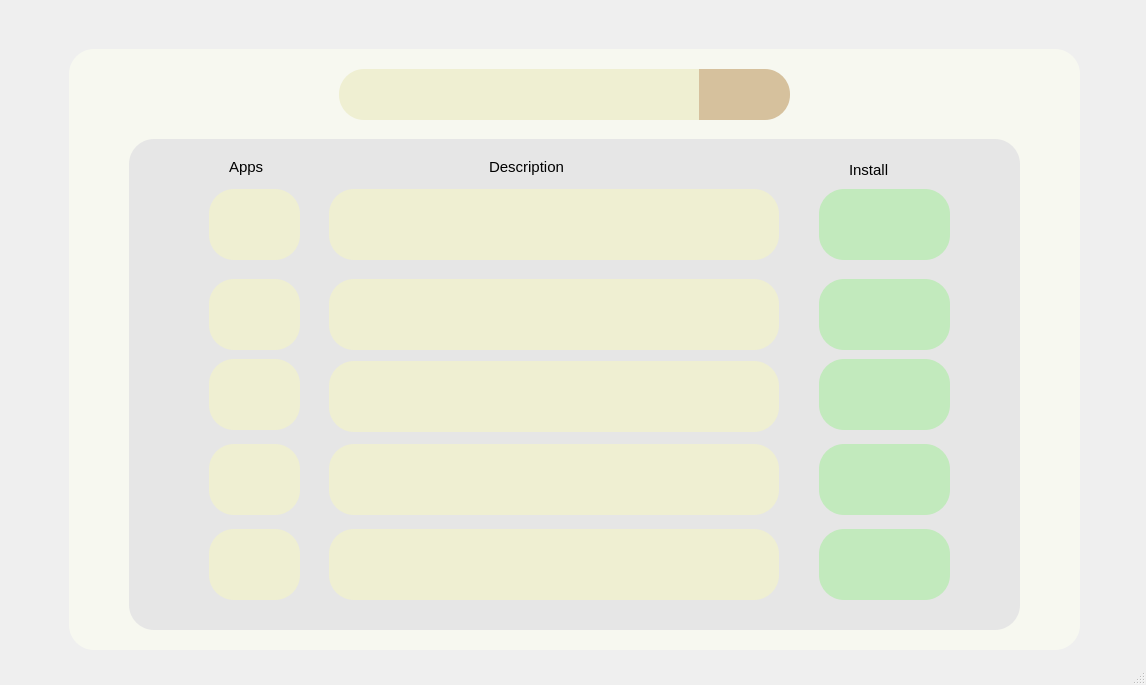
The window that scoopgui.ui (Fluorite-Apps/Fluorite-Store) describes before a commit, drawn with Qt 5.
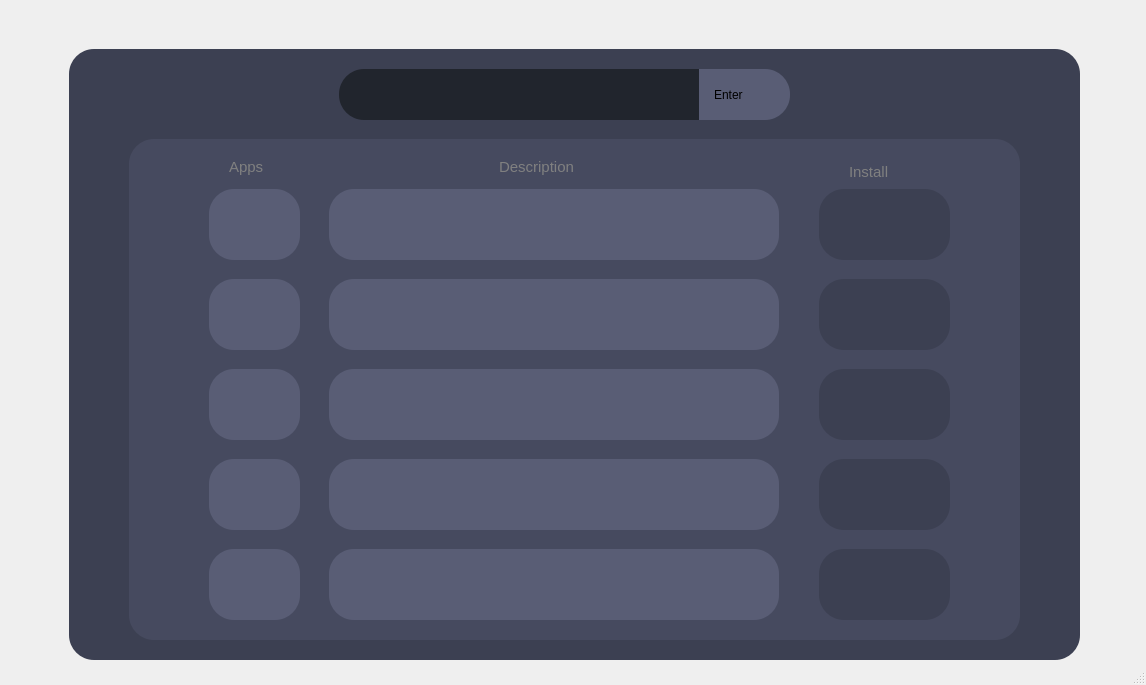
The same window after the commit. The open tabs and pages were chosen to show the change. Icons and pictures are not drawn.

Commit message:
finished fluorite design
bucket back button broken tho, no idea why

Patch:
```diff
--- a/scoopgui.ui
+++ b/scoopgui.ui
@@ -2130,14 +2130,11 @@
       </property>
       <property name="styleSheet">
        <string notr="true">QLabel {
-            color: yellow;
-			
-	background-color: rgb(239, 239, 210);
+			background-color: #21252d;
 			padding: 12px;
 			border-radius: 25px;
 			border-bottom: 30px shadow;
-        }
-</string>
+        }</string>
       </property>
       <property name="text">
        <string/>
@@ -2149,14 +2146,12 @@
         <x>60</x>
         <y>50</y>
         <width>1011</width>
-        <height>601</height>
+        <height>611</height>
        </rect>
       </property>
       <property name="styleSheet">
        <string notr="true">QLabel {
-            color: yellow;
-			
-	background-color: rgb(247, 248, 240);
+			background-color: #3C4052;
 			padding: 12px;
 			border-radius: 25px;
 			border-bottom: 30px shadow;
@@ -2176,7 +2171,7 @@
        </rect>
       </property>
       <property name="styleSheet">
-       <string notr="true"/>
+       <string notr="true">color: gray;</string>
       </property>
       <property name="frameShape">
        <enum>QFrame::NoFrame</enum>
@@ -2211,12 +2206,13 @@
         <x>120</x>
         <y>140</y>
         <width>891</width>
-        <height>491</height>
+        <height>501</height>
        </rect>
       </property>
       <property name="styleSheet">
        <string notr="true">QLabel {
-        	background-color: rgb(230, 230, 230);
+        	
+	background-color: rgb(70, 74, 95);
 			padding: 12px;
 			border-radius: 25px;
 			border-bottom: 30px shadow;
@@ -2237,8 +2233,9 @@
       </property>
       <property name="styleSheet">
        <string notr="true">QLabel {
-            color: yellow;
-			background-color: rgb(239, 239, 210);
+
+
+			background-color: #595D75;
 			padding: 12px;
 			border-radius: 25px;
 			border-bottom: 30px shadow;
@@ -2259,8 +2256,7 @@
       </property>
       <property name="styleSheet">
        <string notr="true">QLabel {
-            color: yellow;
-			background-color: rgb(239, 239, 210);
+			background-color: #595D75;
 			padding: 12px;
 			border-radius: 25px;
 			border-bottom: 30px shadow;
@@ -2274,15 +2270,14 @@
       <property name="geometry">
        <rect>
         <x>200</x>
-        <y>360</y>
+        <y>370</y>
         <width>91</width>
         <height>71</height>
        </rect>
       </property>
       <property name="styleSheet">
        <string notr="true">QLabel {
-            color: yellow;
-			background-color: rgb(239, 239, 210);
+			background-color: #595D75;
 			padding: 12px;
 			border-radius: 25px;
 			border-bottom: 30px shadow;
@@ -2296,15 +2291,14 @@
       <property name="geometry">
        <rect>
         <x>200</x>
-        <y>445</y>
+        <y>460</y>
         <width>91</width>
         <height>71</height>
        </rect>
       </property>
       <property name="styleSheet">
        <string notr="true">QLabel {
-            color: yellow;
-			background-color: rgb(239, 239, 210);
+			background-color: #595D75;
 			padding: 12px;
 			border-radius: 25px;
 			border-bottom: 30px shadow;
@@ -2318,15 +2312,14 @@
       <property name="geometry">
        <rect>
         <x>200</x>
-        <y>530</y>
+        <y>550</y>
         <width>91</width>
         <height>71</height>
        </rect>
       </property>
       <property name="styleSheet">
        <string notr="true">QLabel {
-            color: yellow;
-			background-color: rgb(239, 239, 210);
+			background-color: #595D75;
 			padding: 12px;
 			border-radius: 25px;
 			border-bottom: 30px shadow;
@@ -2347,14 +2340,11 @@
       </property>
       <property name="styleSheet">
        <string notr="true">QLabel {
-            color: yellow;
-			
-	background-color: rgb(239, 239, 210);
+			background-color: #595D75;
 			padding: 12px;
 			border-radius: 25px;
 			border-bottom: 30px shadow;
-        }
-</string>
+        }</string>
       </property>
       <property name="text">
        <string/>
@@ -2371,14 +2361,11 @@
       </property>
       <property name="styleSheet">
        <string notr="true">QLabel {
-            color: yellow;
-			
-	background-color: rgb(239, 239, 210);
+			background-color: #595D75;
 			padding: 12px;
 			border-radius: 25px;
 			border-bottom: 30px shadow;
-        }
-</string>
+        }</string>
       </property>
       <property name="text">
        <string/>
@@ -2388,21 +2375,18 @@
       <property name="geometry">
        <rect>
         <x>320</x>
-        <y>362</y>
+        <y>370</y>
         <width>450</width>
         <height>71</height>
        </rect>
       </property>
       <property name="styleSheet">
        <string notr="true">QLabel {
-            color: yellow;
-			
-	background-color: rgb(239, 239, 210);
+			background-color: #595D75;
 			padding: 12px;
 			border-radius: 25px;
 			border-bottom: 30px shadow;
-        }
-</string>
+        }</string>
       </property>
       <property name="text">
        <string/>
@@ -2412,21 +2396,18 @@
       <property name="geometry">
        <rect>
         <x>320</x>
-        <y>445</y>
+        <y>460</y>
         <width>450</width>
         <height>71</height>
        </rect>
       </property>
       <property name="styleSheet">
        <string notr="true">QLabel {
-            color: yellow;
-			
-	background-color: rgb(239, 239, 210);
+			background-color: #595D75;
 			padding: 12px;
 			border-radius: 25px;
 			border-bottom: 30px shadow;
-        }
-</string>
+        }</string>
       </property>
       <property name="text">
        <string/>
@@ -2436,21 +2417,18 @@
       <property name="geometry">
        <rect>
         <x>320</x>
-        <y>530</y>
+        <y>550</y>
         <width>450</width>
         <height>71</height>
        </rect>
       </property>
       <property name="styleSheet">
        <string notr="true">QLabel {
-            color: yellow;
-			
-	background-color: rgb(239, 239, 210);
+			background-color: #595D75;
 			padding: 12px;
 			border-radius: 25px;
 			border-bottom: 30px shadow;
-        }
-</string>
+        }</string>
       </property>
       <property name="text">
        <string/>
@@ -2467,9 +2445,7 @@
       </property>
       <property name="styleSheet">
        <string notr="true">QLabel {
-            color: yellow;
-			
-	background-color: rgb(194, 234, 189);
+			background-color: rgb(60, 64, 82);
 			padding: 12px;
 			border-radius: 25px;
 			border-bottom: 30px shadow;
@@ -2490,9 +2466,7 @@
       </property>
       <property name="styleSheet">
        <string notr="true">QLabel {
-            color: yellow;
-			
-	background-color: rgb(194, 234, 189);
+			background-color: rgb(60, 64, 82);
 			padding: 12px;
 			border-radius: 25px;
 			border-bottom: 30px shadow;
@@ -2506,16 +2480,14 @@
       <property name="geometry">
        <rect>
         <x>810</x>
-        <y>360</y>
+        <y>370</y>
         <width>131</width>
         <height>71</height>
        </rect>
       </property>
       <property name="styleSheet">
        <string notr="true">QLabel {
-            color: yellow;
-			
-	background-color: rgb(194, 234, 189);
+			background-color: rgb(60, 64, 82);
 			padding: 12px;
 			border-radius: 25px;
 			border-bottom: 30px shadow;
@@ -2529,16 +2501,14 @@
       <property name="geometry">
        <rect>
         <x>810</x>
-        <y>445</y>
+        <y>460</y>
         <width>131</width>
         <height>71</height>
        </rect>
       </property>
       <property name="styleSheet">
        <string notr="true">QLabel {
-            color: yellow;
-			
-	background-color: rgb(194, 234, 189);
+			background-color: rgb(60, 64, 82);
 			padding: 12px;
 			border-radius: 25px;
 			border-bottom: 30px shadow;
@@ -2552,16 +2522,14 @@
       <property name="geometry">
        <rect>
         <x>810</x>
-        <y>530</y>
+        <y>550</y>
         <width>131</width>
         <height>71</height>
        </rect>
       </property>
       <property name="styleSheet">
        <string notr="true">QLabel {
-            color: yellow;
-			
-	background-color: rgb(194, 234, 189);
+			background-color: rgb(60, 64, 82);
 			padding: 12px;
 			border-radius: 25px;
 			border-bottom: 30px shadow;
@@ -2586,7 +2554,7 @@
        </font>
       </property>
       <property name="styleSheet">
-       <string notr="true"/>
+       <string notr="true">color: gray</string>
       </property>
       <property name="text">
        <string>Apps</string>
@@ -2595,7 +2563,7 @@
      <widget class="QLabel" name="label_8">
       <property name="geometry">
        <rect>
-        <x>480</x>
+        <x>490</x>
         <y>160</y>
         <width>91</width>
         <height>16</height>
@@ -2607,7 +2575,7 @@
        </font>
       </property>
       <property name="styleSheet">
-       <string notr="true"/>
+       <string notr="true">color: gray</string>
       </property>
       <property name="text">
        <string>Description</string>
@@ -2617,7 +2585,7 @@
       <property name="geometry">
        <rect>
         <x>840</x>
-        <y>163</y>
+        <y>165</y>
         <width>91</width>
         <height>16</height>
        </rect>
@@ -2628,7 +2596,7 @@
        </font>
       </property>
       <property name="styleSheet">
-       <string notr="true"/>
+       <string notr="true">color: gray</string>
       </property>
       <property name="text">
        <string>Install</string>
@@ -2649,7 +2617,8 @@
       <property name="styleSheet">
        <string notr="true">QLabel {
 			
-			background-color: rgb(214, 193, 157);
+			
+	background-color: rgb(89, 93, 117);
 			padding: 12px;
 			border-bottom-right-radius: 25px;
 			border-top-right-radius: 25px;
@@ -2663,8 +2632,8 @@
      <widget class="QFrame" name="app_desc_frame_1">
       <property name="geometry">
        <rect>
-        <x>320</x>
-        <y>210</y>
+        <x>350</x>
+        <y>200</y>
         <width>391</width>
         <height>51</height>
        </rect>
@@ -2702,7 +2671,7 @@
      <widget class="QFrame" name="app_desc_frame_2">
       <property name="geometry">
        <rect>
-        <x>320</x>
+        <x>350</x>
         <y>290</y>
         <width>391</width>
         <height>51</height>
@@ -2741,8 +2710,8 @@
      <widget class="QFrame" name="app_desc_frame_3">
       <property name="geometry">
        <rect>
-        <x>320</x>
-        <y>370</y>
+        <x>350</x>
+        <y>380</y>
         <width>391</width>
         <height>51</height>
        </rect>
@@ -2780,8 +2749,8 @@
      <widget class="QFrame" name="app_desc_frame_4">
       <property name="geometry">
        <rect>
-        <x>320</x>
-        <y>460</y>
+        <x>360</x>
+        <y>470</y>
         <width>391</width>
         <height>51</height>
        </rect>
@@ -2819,8 +2788,8 @@
      <widget class="QFrame" name="app_desc_frame_5">
       <property name="geometry">
        <rect>
-        <x>320</x>
-        <y>540</y>
+        <x>360</x>
+        <y>560</y>
         <width>391</width>
         <height>51</height>
        </rect>
@@ -2868,7 +2837,24 @@
        <cursorShape>PointingHandCursor</cursorShape>
       </property>
       <property name="styleSheet">
-       <string notr="true"/>
+       <string notr="true">QPushButton{
+	padding: 12px;
+	border-radius: 25px;
+	border-bottom: 30px shadow;
+}
+QPushButton:pressed:hover{
+	background-color: rgb(46, 49, 63);
+	padding: 12px;
+	border-radius: 25px;
+	border-bottom: 30px shadow;
+}
+
+QPushButton:hover {
+	background-color: rgb(60, 64, 82);
+	padding: 12px;
+	border-radius: 25px;
+	border-bottom: 30px shadow;
+}</string>
       </property>
       <property name="frameShape">
        <enum>QFrame::NoFrame</enum>
@@ -2910,7 +2896,24 @@
        <cursorShape>PointingHandCursor</cursorShape>
       </property>
       <property name="styleSheet">
-       <string notr="true"/>
+       <string notr="true">QPushButton{
+	padding: 12px;
+	border-radius: 25px;
+	border-bottom: 30px shadow;
+}
+QPushButton:pressed:hover{
+	background-color: rgb(46, 49, 63);
+	padding: 12px;
+	border-radius: 25px;
+	border-bottom: 30px shadow;
+}
+
+QPushButton:hover {
+	background-color: rgb(60, 64, 82);
+	padding: 12px;
+	border-radius: 25px;
+	border-bottom: 30px shadow;
+}</string>
       </property>
       <property name="frameShape">
        <enum>QFrame::NoFrame</enum>
@@ -2943,7 +2946,7 @@
       <property name="geometry">
        <rect>
         <x>820</x>
-        <y>370</y>
+        <y>380</y>
         <width>101</width>
         <height>51</height>
        </rect>
@@ -2952,7 +2955,24 @@
        <cursorShape>PointingHandCursor</cursorShape>
       </property>
       <property name="styleSheet">
-       <string notr="true"/>
+       <string notr="true">QPushButton{
+	padding: 12px;
+	border-radius: 25px;
+	border-bottom: 30px shadow;
+}
+QPushButton:pressed:hover{
+	background-color: rgb(46, 49, 63);
+	padding: 12px;
+	border-radius: 25px;
+	border-bottom: 30px shadow;
+}
+
+QPushButton:hover {
+	background-color: rgb(60, 64, 82);
+	padding: 12px;
+	border-radius: 25px;
+	border-bottom: 30px shadow;
+}</string>
       </property>
       <property name="frameShape">
        <enum>QFrame::NoFrame</enum>
@@ -2985,7 +3005,7 @@
       <property name="geometry">
        <rect>
         <x>820</x>
-        <y>450</y>
+        <y>470</y>
         <width>101</width>
         <height>51</height>
        </rect>
@@ -2994,7 +3014,24 @@
        <cursorShape>PointingHandCursor</cursorShape>
       </property>
       <property name="styleSheet">
-       <string notr="true"/>
+       <string notr="true">QPushButton{
+	padding: 12px;
+	border-radius: 25px;
+	border-bottom: 30px shadow;
+}
+QPushButton:pressed:hover{
+	background-color: rgb(46, 49, 63);
+	padding: 12px;
+	border-radius: 25px;
+	border-bottom: 30px shadow;
+}
+
+QPushButton:hover {
+	background-color: rgb(60, 64, 82);
+	padding: 12px;
+	border-radius: 25px;
+	border-bottom: 30px shadow;
+}</string>
       </property>
       <property name="frameShape">
        <enum>QFrame::NoFrame</enum>
@@ -3027,7 +3064,7 @@
       <property name="geometry">
        <rect>
         <x>820</x>
-        <y>540</y>
+        <y>560</y>
         <width>101</width>
         <height>51</height>
        </rect>
@@ -3036,7 +3073,24 @@
        <cursorShape>PointingHandCursor</cursorShape>
       </property>
       <property name="styleSheet">
-       <string notr="true"/>
+       <string notr="true">QPushButton{
+	padding: 12px;
+	border-radius: 25px;
+	border-bottom: 30px shadow;
+}
+QPushButton:pressed:hover{
+	background-color: rgb(46, 49, 63);
+	padding: 12px;
+	border-radius: 25px;
+	border-bottom: 30px shadow;
+}
+
+QPushButton:hover {
+	background-color: rgb(60, 64, 82);
+	padding: 12px;
+	border-radius: 25px;
+	border-bottom: 30px shadow;
+}</string>
       </property>
       <property name="frameShape">
        <enum>QFrame::NoFrame</enum>
@@ -3078,8 +3132,7 @@
        <cursorShape>PointingHandCursor</cursorShape>
       </property>
       <property name="styleSheet">
-       <string notr="true">background-color: rgb(214, 193, 157);
-</string>
+       <string notr="true"/>
       </property>
       <property name="frameShape">
        <enum>QFrame::NoFrame</enum>
```
Left out of the diff: 283 changed lines with no effect on the pictures. The commit also changes 2 other files.
